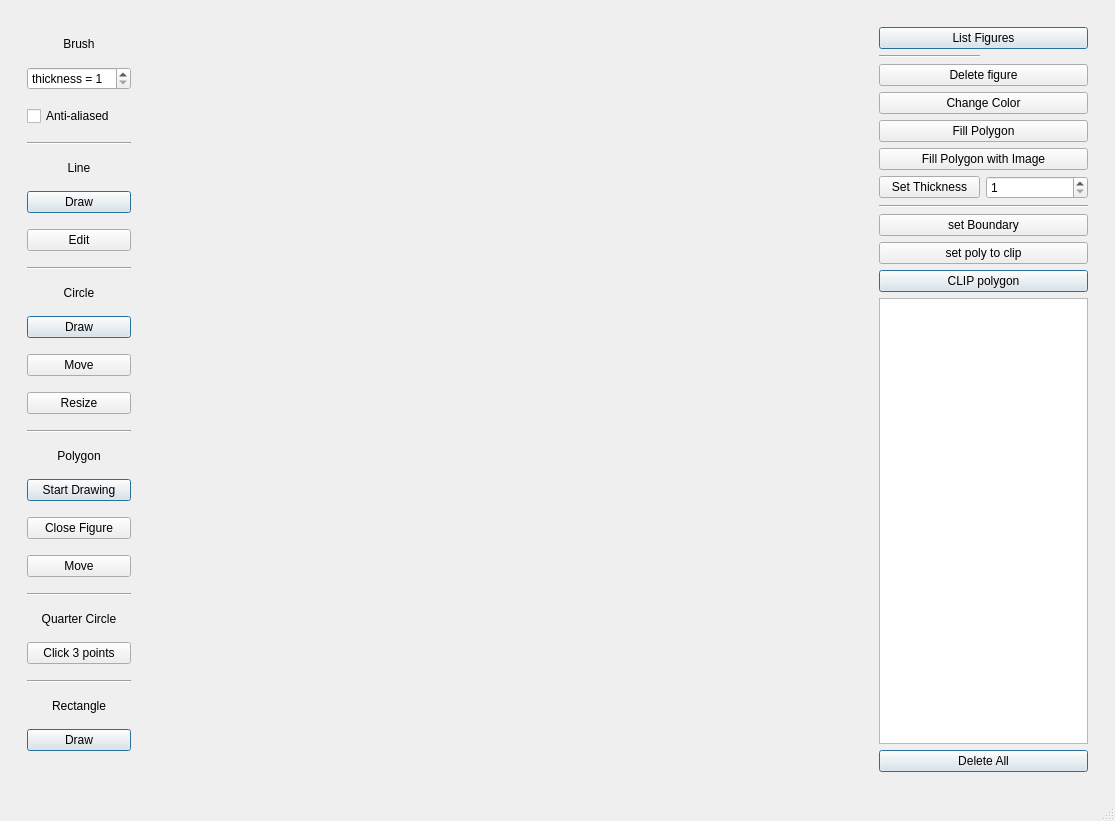
The window that mainwindow.ui (mhocio/Pixel-Drawing) describes before a commit, drawn with Qt 5.
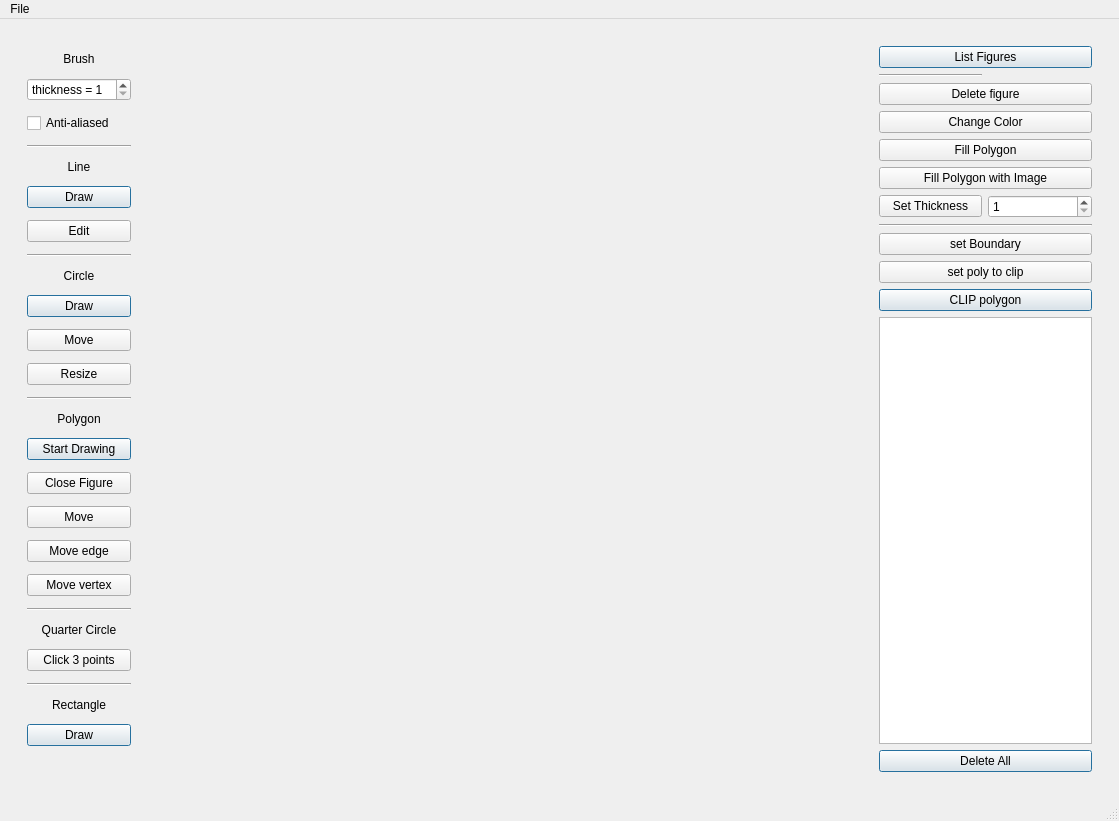
The same window after the commit.

Commit message: Add moving vertices in polygons and start adding JSON saving

```diff
--- a/mainwindow.ui
+++ b/mainwindow.ui
@@ -6,7 +6,7 @@
    <rect>
     <x>0</x>
     <y>0</y>
-    <width>1115</width>
+    <width>1119</width>
     <height>821</height>
    </rect>
   </property>
@@ -203,6 +203,20 @@
             </property>
            </widget>
           </item>
+          <item>
+           <widget class="QPushButton" name="moveEdgeButton">
+            <property name="text">
+             <string>Move edge</string>
+            </property>
+           </widget>
+          </item>
+          <item>
+           <widget class="QPushButton" name="movePolygonVertexButton">
+            <property name="text">
+             <string>Move vertex</string>
+            </property>
+           </widget>
+          </item>
           <item>
            <widget class="Line" name="line_6">
             <property name="orientation">
@@ -425,10 +439,18 @@
     <rect>
      <x>0</x>
      <y>0</y>
-     <width>1115</width>
+     <width>1119</width>
      <height>22</height>
     </rect>
    </property>
+   <widget class="QMenu" name="menuFile">
+    <property name="title">
+     <string>File</string>
+    </property>
+    <addaction name="actionSave"/>
+    <addaction name="actionLoad"/>
+   </widget>
+   <addaction name="menuFile"/>
   </widget>
   <widget class="QStatusBar" name="statusbar"/>
  </widget>
```
Left out of the diff: 19 changed lines with no effect on the pictures. The commit also changes 9 other files.
